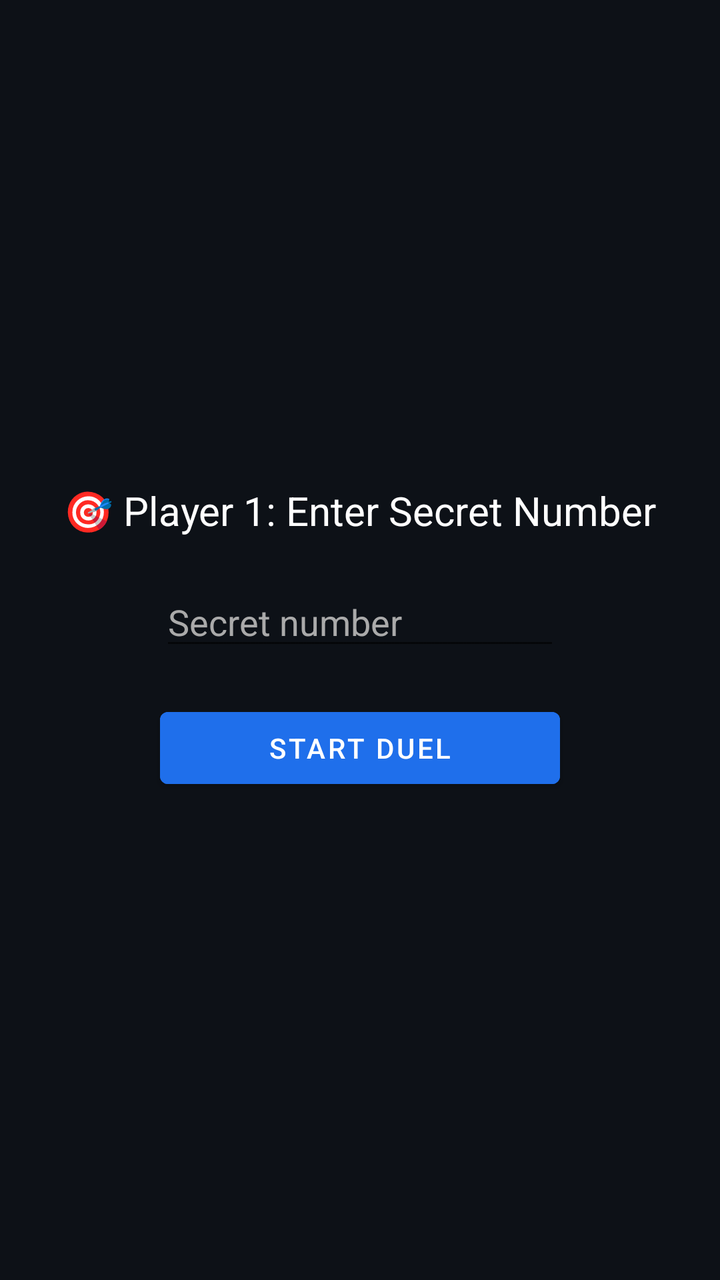
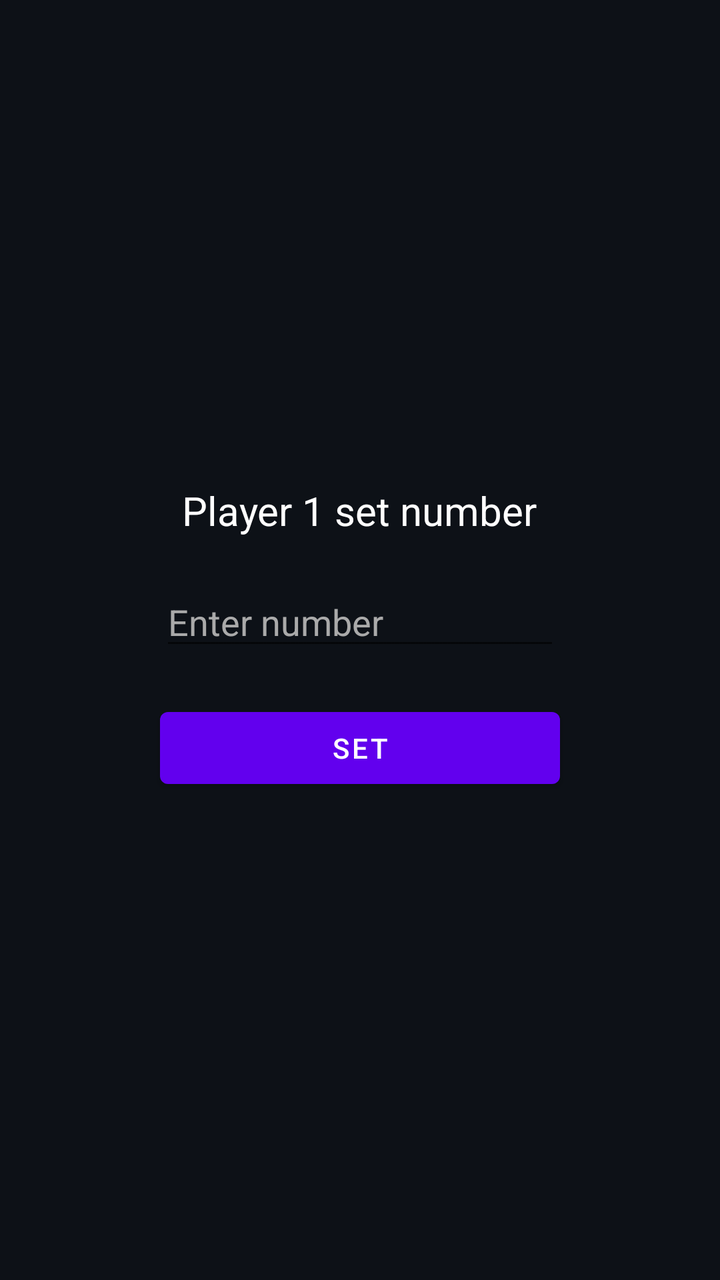

Before-and-after screenshots of an Android layout around one commit, followed by the original layout XML and the change that was made.
<!-- AndroidManifest.xml: fallback theme Theme.MaterialComponents.DayNight.NoActionBar -->
<!-- res/layout/activity_setup.xml -->
<?xml version="1.0" encoding="utf-8"?>
<LinearLayout
    xmlns:android="http://schemas.android.com/apk/res/android"
    android:orientation="vertical"
    android:gravity="center"
    android:background="#0D1117"
    android:layout_width="match_parent"
    android:layout_height="match_parent">

    <TextView
        android:text="🎯 Player 1: Enter Secret Number"
        android:textSize="20sp"
        android:textColor="#FFFFFF"
        android:layout_marginBottom="20dp"
        android:layout_width="wrap_content"
        android:layout_height="wrap_content"/>

    <EditText
        android:id="@+id/secretInput"
        android:hint="Secret number"
        android:textColor="#FFFFFF"
        android:textColorHint="#AAAAAA"
        android:layout_width="200dp"
        android:layout_height="wrap_content"/>

    <Button
        android:id="@+id/startDuelBtn"
        android:text="Start Duel"
        android:backgroundTint="#1F6FEB"
        android:textColor="#FFFFFF"
        android:layout_marginTop="20dp"
        android:layout_width="200dp"
        android:layout_height="wrap_content"/>

</LinearLayout>
<!-- resources referenced by this layout -->
<resources>

</resources>

<!-- the commit's change to res/layout/activity_setup.xml (unified diff, before → after) -->
@@ -1,6 +1,5 @@
 <?xml version="1.0" encoding="utf-8"?>
-<LinearLayout
-    xmlns:android="http://schemas.android.com/apk/res/android"
+<LinearLayout xmlns:android="http://schemas.android.com/apk/res/android"
     android:orientation="vertical"
     android:gravity="center"
     android:background="#0D1117"
@@ -8,16 +7,17 @@
     android:layout_height="match_parent">
 
     <TextView
-        android:text="🎯 Player 1: Enter Secret Number"
+        android:id="@+id/titleText"
+        android:text="Player 1 set number"
+        android:textColor="#FFFFFF"
         android:textSize="20sp"
-        android:textColor="#FFFFFF"
         android:layout_marginBottom="20dp"
         android:layout_width="wrap_content"
         android:layout_height="wrap_content"/>
 
     <EditText
         android:id="@+id/secretInput"
-        android:hint="Secret number"
+        android:hint="Enter number"
         android:textColor="#FFFFFF"
         android:textColorHint="#AAAAAA"
         android:layout_width="200dp"
@@ -25,9 +25,7 @@
 
     <Button
         android:id="@+id/startDuelBtn"
-        android:text="Start Duel"
-        android:backgroundTint="#1F6FEB"
-        android:textColor="#FFFFFF"
+        android:text="Set"
         android:layout_marginTop="20dp"
         android:layout_width="200dp"
         android:layout_height="wrap_content"/>
